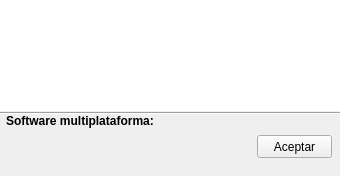
Before: the Qt Designer form src/ui/about.ui in leosmolas/conotels, drawn with Qt 5.
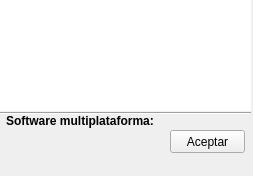
After: the same form once the commit is applied. Icons and pictures are not drawn.

What changed in the file:
```diff
--- a/src/ui/about.ui
+++ b/src/ui/about.ui
@@ -6,7 +6,7 @@
    <rect>
     <x>0</x>
     <y>0</y>
-    <width>340</width>
+    <width>253</width>
     <height>176</height>
    </rect>
   </property>
@@ -24,7 +24,7 @@
     <rect>
      <x>0</x>
      <y>103</y>
-     <width>341</width>
+     <width>251</width>
      <height>20</height>
     </rect>
    </property>
@@ -35,8 +35,8 @@
   <widget class="QPushButton" name="bntAceptar">
    <property name="geometry">
     <rect>
-     <x>257</x>
-     <y>135</y>
+     <x>170</x>
+     <y>130</y>
      <width>75</width>
      <height>23</height>
     </rect>
@@ -50,7 +50,7 @@
     <rect>
      <x>0</x>
      <y>0</y>
-     <width>341</width>
+     <width>251</width>
      <height>111</height>
     </rect>
    </property>
@@ -66,31 +66,15 @@
     <enum>Qt::RichText</enum>
    </property>
   </widget>
-  <widget class="QLabel" name="label_3">
+  <widget class="QLabel" name="label_2">
    <property name="geometry">
     <rect>
-     <x>270</x>
+     <x>70</x>
      <y>20</y>
-     <width>61</width>
+     <width>81</width>
      <height>71</height>
     </rect>
    </property>
-   <property name="text">
-    <string/>
-   </property>
-   <property name="pixmap">
-    <pixmap resource="../icons.qrc">:/conosoft-logo.png</pixmap>
-   </property>
-  </widget>
-  <widget class="QLabel" name="label_2">
-   <property name="geometry">
-    <rect>
-     <x>20</x>
-     <y>30</y>
-     <width>231</width>
-     <height>41</height>
-    </rect>
-   </property>
    <property name="styleSheet">
     <string notr="true">font-size: 48px;</string>
    </property>
```
Left out of the diff: 3 changed lines with no effect on the pictures.
